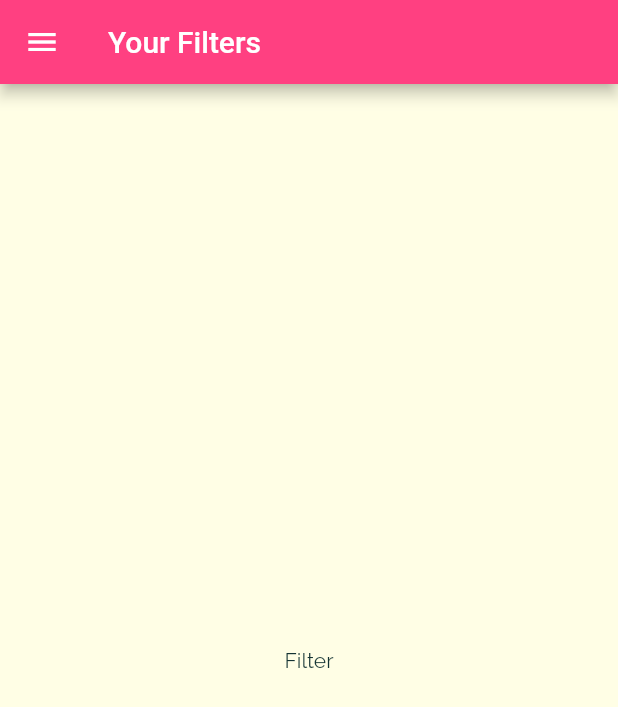
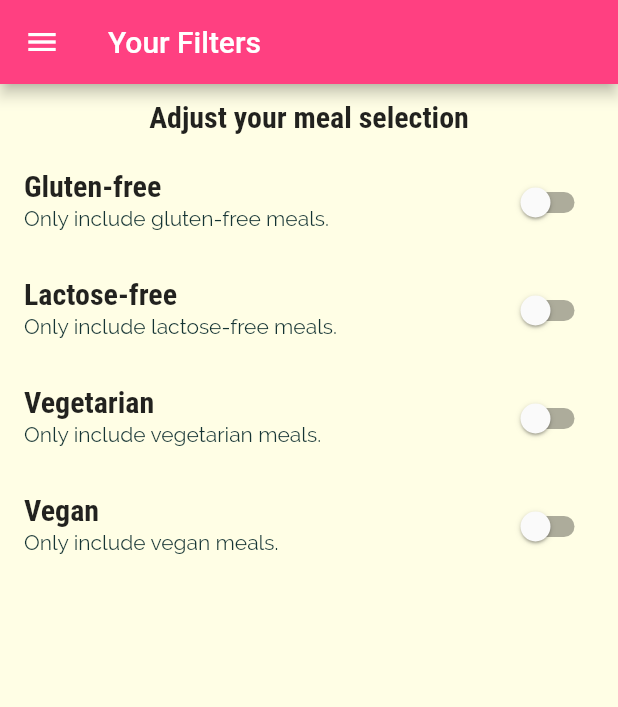
Before and after one commit to alinbabu2010/MealsApp, a Flutter app: the FiltersScreen screen opened by its route, on a phone screen of 412 x 824 dp. Shown: the top 707 px of the screen. Run offline on Flutter 3.47's test engine with Material 2 defaults, Android fonts, the phone set to English and light mode, and no system bars.

Commit message:
Add filter switches

```diff
--- a/lib/screens/filters_screen.dart
+++ b/lib/screens/filters_screen.dart
@@ -1,18 +1,89 @@
 import 'package:flutter/material.dart';
 import 'package:meals_app/widgets/main_drawer.dart';
 
-class FiltersScreen extends StatelessWidget {
+class FiltersScreen extends StatefulWidget {
   static const routeName = 'filter_screen';
 
   const FiltersScreen({Key? key}) : super(key: key);
+
+  @override
+  State<FiltersScreen> createState() => _FiltersScreenState();
+}
+
+class _FiltersScreenState extends State<FiltersScreen> {
+  var _glutenFree = false;
+  var _vegetarian = false;
+  var _vegan = false;
+  var _lactoseFree = false;
+
+  SwitchListTile buildSwitchListTile(
+    String title,
+    String subtitle,
+    bool currentValue,
+    Function(bool) updatedValue,
+  ) {
+    return SwitchListTile(
+      activeColor: Theme.of(context).colorScheme.secondary,
+      value: currentValue,
+      onChanged: updatedValue,
+      title: Text(title),
+      subtitle: Text(subtitle),
+    );
+  }
 
   @override
   Widget build(BuildContext context) {
     return Scaffold(
       appBar: AppBar(title: const Text("Your Filters")),
       drawer: const MainDrawer(),
-      body: const Center(
-        child: Text("Filter"),
+      body: Column(
+        children: [
+          Container(
+            padding: const EdgeInsets.all(10),
+            child: Text(
+              'Adjust your meal selection',
+              style: Theme.of(context).textTheme.titleMedium,
+            ),
+          ),
+          Expanded(
+            child: ListView(
+              children: [
+                buildSwitchListTile(
+                  "Gluten-free",
+                  'Only include gluten-free meals.',
+                  _glutenFree,
+                  (isGlutenFree) {
+                    setState(() => _glutenFree = isGlutenFree);
+                  },
+                ),
+                buildSwitchListTile(
+                  "Lactose-free",
+                  'Only include lactose-free meals.',
+                  _lactoseFree,
+                  (isLactoseFree) {
+                    setState(() => _lactoseFree = isLactoseFree);
+                  },
+                ),
+                buildSwitchListTile(
+                  "Vegetarian",
+                  'Only include vegetarian meals.',
+                  _vegetarian,
+                  (isVegetarian) {
+                    setState(() => _vegetarian = isVegetarian);
+                  },
+                ),
+                buildSwitchListTile(
+                  "Vegan",
+                  'Only include vegan meals.',
+                  _vegan,
+                  (isVegan) {
+                    setState(() => _vegan = isVegan);
+                  },
+                ),
+              ],
+            ),
+          )
+        ],
       ),
     );
   }
```
